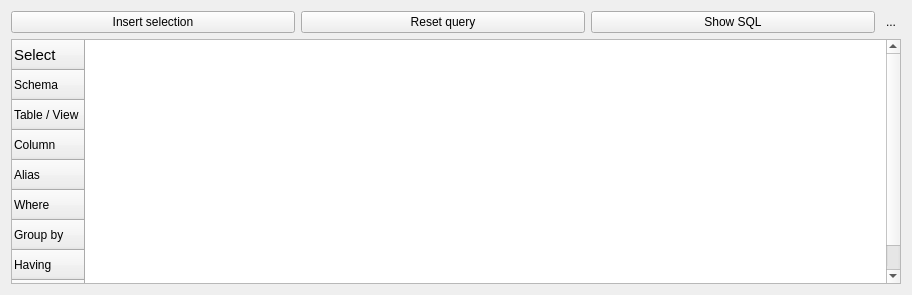
Old version of the form libpgmodeler_ui/ui/gqbcorewidget.ui in the repository pgmodeler/pgmodeler.
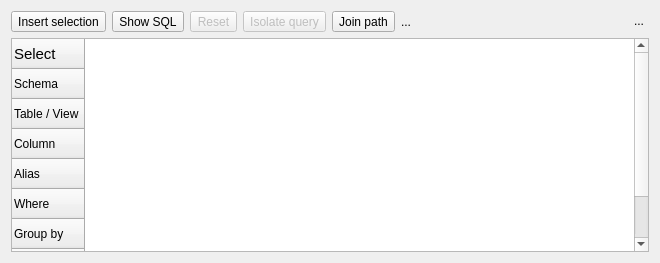
New version of the form. Icons and pictures are not drawn.

Commit message: A few of the TODO steps : - source code cleaning - partial - the current "insert selection" button resets first. Make it a real appender. done - Polish sizes (gqb parent button, line height size...) done - other general polishing (icons on buttons...) Mostly appearance.

```diff
--- a/libpgmodeler_ui/ui/gqbcorewidget.ui
+++ b/libpgmodeler_ui/ui/gqbcorewidget.ui
@@ -9,10 +9,28 @@
    <rect>
     <x>0</x>
     <y>0</y>
-    <width>912</width>
-    <height>295</height>
+    <width>660</width>
+    <height>263</height>
    </rect>
   </property>
+  <property name="sizePolicy">
+   <sizepolicy hsizetype="Preferred" vsizetype="Preferred">
+    <horstretch>0</horstretch>
+    <verstretch>0</verstretch>
+   </sizepolicy>
+  </property>
+  <property name="minimumSize">
+   <size>
+    <width>0</width>
+    <height>230</height>
+   </size>
+  </property>
+  <property name="baseSize">
+   <size>
+    <width>450</width>
+    <height>0</height>
+   </size>
+  </property>
   <property name="focusPolicy">
    <enum>Qt::StrongFocus</enum>
   </property>
@@ -23,67 +41,172 @@
    <iconset resource="../res/resources.qrc">
     <normaloff>:/imagens/imagens/pgmodeler_logo.png</normaloff>:/imagens/imagens/pgmodeler_logo.png</iconset>
   </property>
-  <layout class="QGridLayout" name="gridLayout_2">
-   <item row="0" column="0">
     <layout class="QGridLayout" name="gridLayout">
-     <property name="sizeConstraint">
-      <enum>QLayout::SetDefaultConstraint</enum>
+   <item row="0" column="4">
+    <widget class="QToolButton" name="path_btn">
+     <property name="sizePolicy">
+      <sizepolicy hsizetype="Preferred" vsizetype="Preferred">
+       <horstretch>0</horstretch>
+       <verstretch>0</verstretch>
+      </sizepolicy>
      </property>
-     <item row="1" column="0">
-      <layout class="QHBoxLayout" name="horizontalLayout">
-       <item>
-        <widget class="QPushButton" name="insert_btn">
+     <property name="minimumSize">
+      <size>
+       <width>0</width>
+       <height>0</height>
+      </size>
+     </property>
+     <property name="focusPolicy">
+      <enum>Qt::WheelFocus</enum>
+     </property>
+     <property name="toolTip">
+      <string>Relationship(s) involved in the query - either selected or calculated.</string>
+     </property>
          <property name="text">
-          <string>Insert selection</string>
-         </property>
-        </widget>
-       </item>
-       <item>
-        <widget class="QPushButton" name="reset_btn">
+      <string>Join path</string>
+     </property>
+     <property name="icon">
+      <iconset resource="../res/resources.qrc">
+       <normaloff>:/icones/icones/visaoarvore.png</normaloff>:/icones/icones/visaoarvore.png</iconset>
+     </property>
+     <property name="iconSize">
+      <size>
+       <width>20</width>
+       <height>20</height>
+      </size>
+     </property>
+     <property name="checkable">
+      <bool>true</bool>
+     </property>
+     <property name="checked">
+      <bool>false</bool>
+     </property>
+     <property name="toolButtonStyle">
+      <enum>Qt::ToolButtonTextBesideIcon</enum>
+     </property>
+    </widget>
+   </item>
+   <item row="0" column="3">
+    <widget class="QToolButton" name="isolate_btn">
+     <property name="enabled">
+      <bool>false</bool>
+     </property>
+     <property name="sizePolicy">
+      <sizepolicy hsizetype="Preferred" vsizetype="Preferred">
+       <horstretch>0</horstretch>
+       <verstretch>0</verstretch>
+      </sizepolicy>
+     </property>
+     <property name="minimumSize">
+      <size>
+       <width>0</width>
+       <height>0</height>
+      </size>
+     </property>
+     <property name="toolTip">
+      <string>Hide temporarily items that are not part of the current query.</string>
+     </property>
          <property name="text">
-          <string>Reset query</string>
-         </property>
-        </widget>
-       </item>
-       <item>
-        <widget class="QPushButton" name="show_sql_btn">
+      <string>Isolate query</string>
+     </property>
+     <property name="icon">
+      <iconset resource="../res/resources.qrc">
+       <normaloff>:/icones/icones/fade.png</normaloff>:/icones/icones/fade.png</iconset>
+     </property>
+     <property name="iconSize">
+      <size>
+       <width>20</width>
+       <height>20</height>
+      </size>
+     </property>
+     <property name="checkable">
+      <bool>true</bool>
+     </property>
+     <property name="toolButtonStyle">
+      <enum>Qt::ToolButtonTextBesideIcon</enum>
+     </property>
+    </widget>
+   </item>
+   <item row="0" column="1">
+    <widget class="QToolButton" name="show_sql_btn">
+     <property name="sizePolicy">
+      <sizepolicy hsizetype="Preferred" vsizetype="Preferred">
+       <horstretch>0</horstretch>
+       <verstretch>0</verstretch>
+      </sizepolicy>
+     </property>
+     <property name="minimumSize">
+      <size>
+       <width>0</width>
+       <height>0</height>
+      </size>
+     </property>
+     <property name="toolTip">
+      <string>Output the produced SQL code</string>
+     </property>
          <property name="text">
           <string>Show SQL</string>
          </property>
-        </widget>
-       </item>
-       <item>
-        <widget class="QToolButton" name="hide_tb">
+     <property name="icon">
+      <iconset resource="../res/resources.qrc">
+       <normaloff>:/icones/icones/genericsql.png</normaloff>:/icones/icones/genericsql.png</iconset>
+     </property>
+     <property name="iconSize">
+      <size>
+       <width>20</width>
+       <height>20</height>
+      </size>
+     </property>
+     <property name="toolButtonStyle">
+      <enum>Qt::ToolButtonTextBesideIcon</enum>
+     </property>
+    </widget>
+   </item>
+   <item row="0" column="2">
+    <widget class="QToolButton" name="reset_btn">
+     <property name="enabled">
+      <bool>false</bool>
+     </property>
+     <property name="sizePolicy">
+      <sizepolicy hsizetype="Preferred" vsizetype="Preferred">
+       <horstretch>0</horstretch>
+       <verstretch>0</verstretch>
+      </sizepolicy>
+     </property>
          <property name="minimumSize">
           <size>
-           <width>20</width>
-           <height>20</height>
-          </size>
-         </property>
-         <property name="maximumSize">
-          <size>
-           <width>20</width>
-           <height>20</height>
-          </size>
+       <width>0</width>
+       <height>0</height>
+      </size>
+     </property>
+     <property name="contextMenuPolicy">
+      <enum>Qt::DefaultContextMenu</enum>
          </property>
          <property name="toolTip">
           <string>Hide this widget</string>
          </property>
          <property name="text">
-          <string>...</string>
+      <string>Reset</string>
          </property>
          <property name="icon">
           <iconset resource="../res/resources.qrc">
-           <normaloff>:/icones/icones/fechar1.png</normaloff>:/icones/icones/fechar1.png</iconset>
-         </property>
-         <property name="autoRaise">
-          <bool>true</bool>
+       <normaloff>:/icones/icones/limpartexto.png</normaloff>:/icones/icones/limpartexto.png</iconset>
+     </property>
+     <property name="iconSize">
+      <size>
+       <width>20</width>
+       <height>20</height>
+      </size>
+     </property>
+     <property name="popupMode">
+      <enum>QToolButton::InstantPopup</enum>
+     </property>
+     <property name="toolButtonStyle">
+      <enum>Qt::ToolButtonTextBesideIcon</enum>
          </property>
         </widget>
        </item>
-      </layout>
-     </item>
-     <item row="4" column="0">
+   <item row="2" column="0" colspan="11">
       <widget class="QTableWidget" name="tab_wgt">
        <property name="frameShadow">
         <enum>QFrame::Sunken</enum>
@@ -94,6 +217,21 @@
        <property name="midLineWidth">
         <number>0</number>
        </property>
+     <property name="sizeAdjustPolicy">
+      <enum>QAbstractScrollArea::AdjustToContents</enum>
+     </property>
+     <property name="dragEnabled">
+      <bool>false</bool>
+     </property>
+     <property name="dragDropOverwriteMode">
+      <bool>false</bool>
+     </property>
+     <property name="dragDropMode">
+      <enum>QAbstractItemView::NoDragDrop</enum>
+     </property>
+     <property name="defaultDropAction">
+      <enum>Qt::IgnoreAction</enum>
+     </property>
        <property name="selectionMode">
         <enum>QAbstractItemView::SingleSelection</enum>
        </property>
@@ -103,6 +241,12 @@
        <property name="columnCount">
         <number>0</number>
        </property>
+     <attribute name="horizontalHeaderVisible">
+      <bool>true</bool>
+     </attribute>
+     <attribute name="horizontalHeaderCascadingSectionResizes">
+      <bool>false</bool>
+     </attribute>
        <attribute name="verticalHeaderVisible">
         <bool>true</bool>
        </attribute>
@@ -161,7 +305,113 @@
        </row>
       </widget>
      </item>
-    </layout>
+   <item row="0" column="0">
+    <widget class="QToolButton" name="insert_btn">
+     <property name="sizePolicy">
+      <sizepolicy hsizetype="Preferred" vsizetype="Preferred">
+       <horstretch>0</horstretch>
+       <verstretch>0</verstretch>
+      </sizepolicy>
+     </property>
+     <property name="minimumSize">
+      <size>
+       <width>0</width>
+       <height>0</height>
+      </size>
+     </property>
+     <property name="toolTip">
+      <string>Insert graphical items in the query builder</string>
+     </property>
+     <property name="text">
+      <string>Insert selection</string>
+     </property>
+     <property name="icon">
+      <iconset resource="../res/resources.qrc">
+       <normaloff>:/icones/icones/adicionar.png</normaloff>:/icones/icones/adicionar.png</iconset>
+     </property>
+     <property name="iconSize">
+      <size>
+       <width>20</width>
+       <height>20</height>
+      </size>
+     </property>
+     <property name="toolButtonStyle">
+      <enum>Qt::ToolButtonTextBesideIcon</enum>
+     </property>
+    </widget>
+   </item>
+   <item row="0" column="10">
+    <widget class="QToolButton" name="hide_tb">
+     <property name="minimumSize">
+      <size>
+       <width>20</width>
+       <height>20</height>
+      </size>
+     </property>
+     <property name="maximumSize">
+      <size>
+       <width>20</width>
+       <height>20</height>
+      </size>
+     </property>
+     <property name="toolTip">
+      <string>Hide this widget</string>
+     </property>
+     <property name="text">
+      <string>...</string>
+     </property>
+     <property name="icon">
+      <iconset resource="../res/resources.qrc">
+       <normaloff>:/icones/icones/fechar1.png</normaloff>:/icones/icones/fechar1.png</iconset>
+     </property>
+     <property name="autoRaise">
+      <bool>true</bool>
+     </property>
+    </widget>
+   </item>
+   <item row="0" column="7">
+    <spacer name="horizontalSpacer">
+     <property name="orientation">
+      <enum>Qt::Horizontal</enum>
+     </property>
+     <property name="sizeHint" stdset="0">
+      <size>
+       <width>40</width>
+       <height>20</height>
+      </size>
+     </property>
+    </spacer>
+   </item>
+   <item row="0" column="5" colspan="2">
+    <widget class="QLabel" name="rel_cnt_lbl">
+     <property name="sizePolicy">
+      <sizepolicy hsizetype="Fixed" vsizetype="Preferred">
+       <horstretch>0</horstretch>
+       <verstretch>0</verstretch>
+      </sizepolicy>
+     </property>
+     <property name="minimumSize">
+      <size>
+       <width>0</width>
+       <height>0</height>
+      </size>
+     </property>
+     <property name="baseSize">
+      <size>
+       <width>0</width>
+       <height>0</height>
+      </size>
+     </property>
+     <property name="layoutDirection">
+      <enum>Qt::LeftToRight</enum>
+     </property>
+     <property name="text">
+      <string>...</string>
+     </property>
+     <property name="alignment">
+      <set>Qt::AlignLeading|Qt::AlignLeft|Qt::AlignVCenter</set>
+     </property>
+    </widget>
    </item>
   </layout>
  </widget>
```
Left out of the diff: 49 changed lines with no effect on the pictures. Lines whose indentation alone changed are shown as unchanged. The commit also changes 5 other files.
